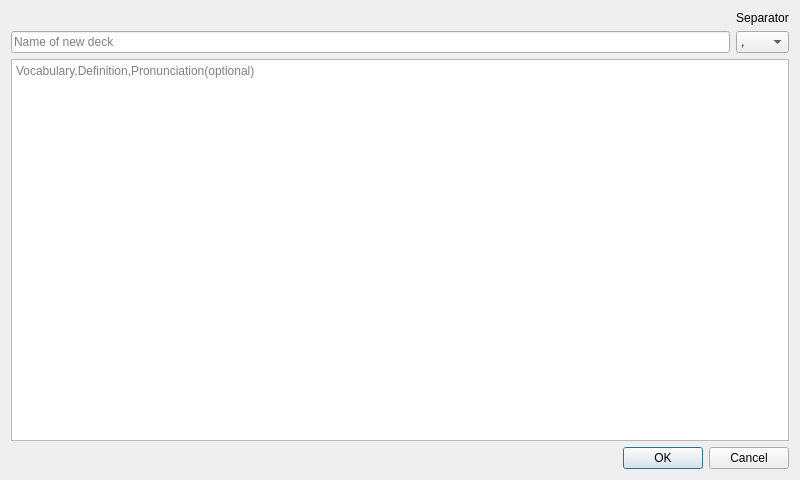
Qt form cjk-trainer/ui/ImportCsvDialog.ui (mruiz42/cjk-trainer) before a commit.
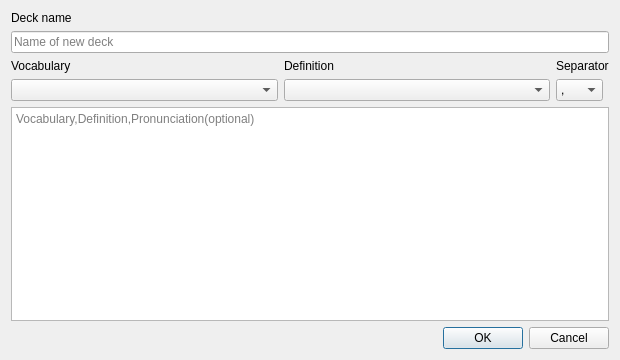
The same form after that commit. Icons and pictures are not drawn.

Commit message: import csv works now

```diff
--- a/cjk-trainer/ui/ImportCsvDialog.ui
+++ b/cjk-trainer/ui/ImportCsvDialog.ui
@@ -6,8 +6,8 @@
    <rect>
     <x>0</x>
     <y>0</y>
-    <width>800</width>
-    <height>480</height>
+    <width>620</width>
+    <height>360</height>
    </rect>
   </property>
   <property name="windowTitle">
@@ -22,8 +22,49 @@
     <layout class="QHBoxLayout" name="horizontalLayout_3">
      <item>
       <layout class="QGridLayout" name="gridLayout">
+       <item row="1" column="0">
+        <widget class="QLineEdit" name="lineEdit_tableName">
+         <property name="sizePolicy">
+          <sizepolicy hsizetype="Preferred" vsizetype="Fixed">
+           <horstretch>0</horstretch>
+           <verstretch>0</verstretch>
+          </sizepolicy>
+         </property>
+         <property name="acceptDrops">
+          <bool>false</bool>
+         </property>
+         <property name="placeholderText">
+          <string>Name of new deck</string>
+         </property>
+        </widget>
+       </item>
+       <item row="0" column="0">
+        <widget class="QLabel" name="label_deckName">
+         <property name="text">
+          <string>Deck name</string>
+         </property>
+        </widget>
+       </item>
+      </layout>
+     </item>
+    </layout>
+   </item>
+   <item>
+    <layout class="QGridLayout" name="gridLayout_2">
+     <item row="1" column="0">
+      <widget class="QComboBox" name="comboBox_vocabulary"/>
+     </item>
        <item row="1" column="1">
+      <widget class="QComboBox" name="comboBox_definition"/>
+     </item>
+     <item row="1" column="2">
         <widget class="QComboBox" name="comboBox_separator">
+       <property name="sizePolicy">
+        <sizepolicy hsizetype="Fixed" vsizetype="Fixed">
+         <horstretch>0</horstretch>
+         <verstretch>0</verstretch>
+        </sizepolicy>
+       </property>
          <property name="frame">
           <bool>true</bool>
          </property>
@@ -49,35 +90,37 @@
          </item>
         </widget>
        </item>
-       <item row="1" column="0">
-        <widget class="QLineEdit" name="lineEdit_tableName">
-         <property name="acceptDrops">
-          <bool>false</bool>
-         </property>
-         <property name="placeholderText">
-          <string>Name of new deck</string>
+     <item row="0" column="0">
+      <widget class="QLabel" name="label_vocabulary">
+       <property name="text">
+        <string>Vocabulary</string>
          </property>
         </widget>
        </item>
        <item row="0" column="1">
+      <widget class="QLabel" name="label_definition">
+       <property name="text">
+        <string>Definition</string>
+       </property>
+      </widget>
+     </item>
+     <item row="0" column="2">
         <widget class="QLabel" name="label_separator">
          <property name="text">
           <string>Separator</string>
          </property>
-         <property name="alignment">
-          <set>Qt::AlignCenter</set>
-         </property>
         </widget>
        </item>
       </layout>
      </item>
-    </layout>
-   </item>
    <item>
-    <widget class="QPlainTextEdit" name="plainTextEdit">
+    <widget class="QPlainTextEdit" name="plainTextEdit_deckName">
      <property name="focusPolicy">
       <enum>Qt::ClickFocus</enum>
      </property>
+     <property name="tabChangesFocus">
+      <bool>true</bool>
+     </property>
      <property name="placeholderText">
       <string>Vocabulary,Definition,Pronunciation(optional)</string>
      </property>
```
Lines whose indentation alone changed are shown as unchanged. The commit also changes 5 other files.
